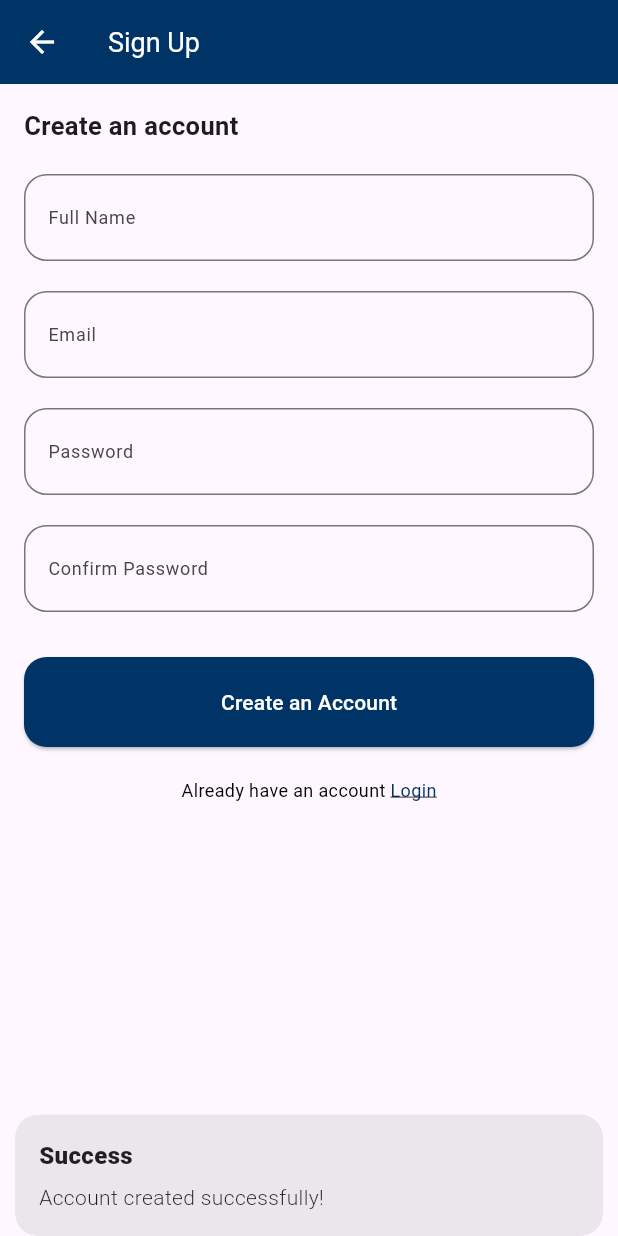
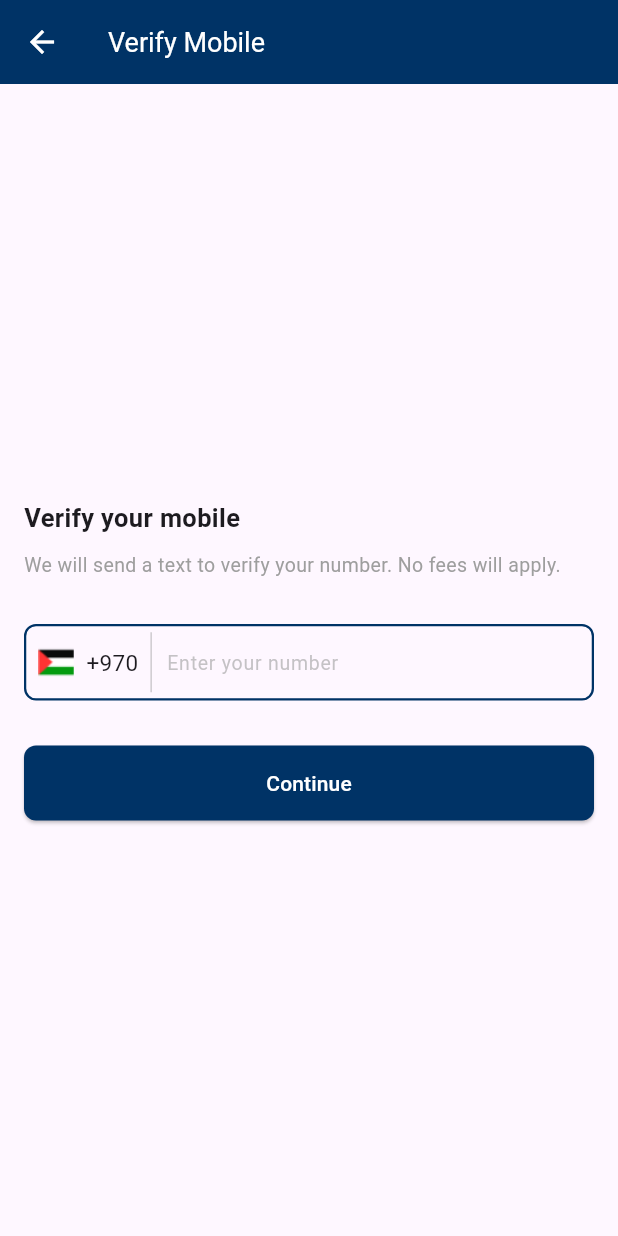
Before and after one commit to EngMohammed23/Graduation_Project, a Flutter app: the SignupScreen screen opened directly, after a tap on "Create an Account", on a phone screen of 412 x 824 dp. Run offline on Flutter 3.47's test engine with Material 3 defaults, Android fonts, the phone set to English and light mode, and no system bars; our stand-ins replace get; Roboto replaces fonts that are missing (Poppins).

Commit message:
VerifyMobileScreen

```diff
--- a/lib/views/Signin_screen.dart
+++ b/lib/views/Signin_screen.dart
@@ -6,6 +6,8 @@ import 'package:takatuf/views/signup_screen.dart';
 class SigninScreen extends StatelessWidget {
   final emailController = TextEditingController();
   final passwordController = TextEditingController();
+
+  SigninScreen({super.key});
 
   @override
   Widget build(BuildContext context) {
--- /dev/null
+++ b/lib/views/VerifyMobileScreen.dart
@@ -0,0 +1,133 @@
+import 'package:flutter/material.dart';
+import 'package:get/get.dart';
+
+class VerifyMobileScreen extends StatelessWidget {
+  final phoneController = TextEditingController();
+
+  @override
+  Widget build(BuildContext context) {
+    return Scaffold(
+      appBar: AppBar(
+        title: Text(
+          'Verify Mobile',
+          style: TextStyle(
+            fontSize: 18,
+            fontFamily: 'Poppins',
+            color: Colors.white,
+          ),
+        ),
+        backgroundColor: Color(0xFF003366),
+        iconTheme: IconThemeData(
+          color: Colors.white,
+        ),
+      ),
+      body: Padding(
+        padding: const EdgeInsets.all(16.0),
+        child: Column(
+          crossAxisAlignment: CrossAxisAlignment.start, // النص يبدأ من اليسار
+          mainAxisAlignment: MainAxisAlignment.center,
+          children: [
+            Text(
+              'Verify your mobile',
+              style: TextStyle(
+                fontSize: 17,
+                fontFamily: 'Poppins',
+                fontWeight: FontWeight.bold,
+              ),
+            ),
+            SizedBox(height: 10),
+            Text(
+              'We will send a text to verify your number. No fees will apply.',
+              style: TextStyle(
+                fontSize: 13,
+                fontFamily: 'Poppins',
+                color: Colors.grey,
+              ),
+            ),
+            SizedBox(height: 30),
+            Container(
+              decoration: BoxDecoration(
+                border: Border.all(color: Color(0xFF003366), width: 1.5),
+                borderRadius: BorderRadius.circular(8.0),
+              ),
+              child: Row(
+                children: [
+                  Padding(
+                    padding: const EdgeInsets.symmetric(horizontal: 8.0),
+                    child: Row(
+                      children: [
+                        Image.asset(
+                          'assets/images/palestine_flag.png', // صورة العلم
+                          width: 24,
+                          height: 24,
+                        ),
+                        SizedBox(width: 8),
+                        Text(
+                          '+970',
+                          style: TextStyle(
+                            fontSize: 15,
+                            fontFamily: 'Poppins',
+                          ),
+                        ),
+                      ],
+                    ),
+                  ),
+                  Container(
+                    height: 40,
+                    width: 1,
+                    color: Colors.grey.withOpacity(0.5), // الخط الفاصل
+                  ),
+                  Expanded(
+                    child: TextField(
+                      controller: phoneController,
+                      keyboardType: TextInputType.number, // الأرقام فقط
+                      decoration: InputDecoration(
+                        hintText: 'Enter your number',
+                        hintStyle: TextStyle(
+                          fontSize: 13,
+                          fontFamily: 'Poppins',
+                          color: Colors.grey.withOpacity(0.6),
+                        ),
+                        border: InputBorder.none, // إزالة الإطار الداخلي
+                        contentPadding: EdgeInsets.symmetric(horizontal: 10),
+                      ),
+                    ),
+                  ),
+                ],
+              ),
+            ),
+            SizedBox(height: 30),
+            ElevatedButton(
+              style: ElevatedButton.styleFrom(
+                backgroundColor: Color(0xFF003366),
+                minimumSize: Size(double.infinity, 50),
+                shape: RoundedRectangleBorder(
+                  borderRadius: BorderRadius.circular(8.0),
+                ),
+              ),
+              onPressed: () {
+                if (phoneController.text.isNotEmpty) {
+                  Get.snackbar('Success', 'Verification code sent!',
+                      snackPosition: SnackPosition.BOTTOM);
+                } else {
+                  Get.snackbar('Error', 'Please enter your mobile number!',
+                      snackPosition: SnackPosition.BOTTOM,
+                      backgroundColor: Colors.red,
+                      colorText: Colors.white);
+                }
+              },
+              child: Text(
+                'Continue',
+                style: TextStyle(
+                  fontSize: 14,
+                  fontFamily: 'Poppins',
+                  color: Colors.white,
+                ),
+              ),
+            ),
+          ],
+        ),
+      ),
+    );
+  }
+}
--- a/lib/views/signup_screen.dart
+++ b/lib/views/signup_screen.dart
@@ -2,12 +2,15 @@ import 'package:flutter/gestures.dart';
 import 'package:flutter/material.dart';
 import 'package:get/get.dart';
 import 'package:takatuf/views/Signin_screen.dart';
+import 'package:takatuf/views/VerifyMobileScreen.dart';
 
 class SignupScreen extends StatelessWidget {
   final nameController = TextEditingController();
   final emailController = TextEditingController();
   final passwordController = TextEditingController();
   final confirmPasswordController = TextEditingController();
+
+  SignupScreen({super.key});
 
   @override
   Widget build(BuildContext context) {
@@ -161,8 +164,9 @@ class SignupScreen extends StatelessWidget {
                 onPressed: () {
                   if (passwordController.text ==
                       confirmPasswordController.text) {
-                    Get.snackbar('Success', 'Account created successfully!',
-                        snackPosition: SnackPosition.BOTTOM);
+                    //Get.snackbar('Success', 'Account created successfully!',
+                    Get.to(() => VerifyMobileScreen());
+                    //snackPosition: SnackPosition.BOTTOM);
                   } else {
                     Get.snackbar('Error', 'Passwords do not match!',
                         snackPosition: SnackPosition.BOTTOM,
--- a/lib/views/welcome_screen.dart
+++ b/lib/views/welcome_screen.dart
@@ -1,7 +1,6 @@
 import 'package:flutter/material.dart';
 import 'package:get/get.dart';
 import 'package:takatuf/controller/welcome_controller.dart';
-import 'package:takatuf/views/Signin_screen.dart';
 import 'package:takatuf/views/pageview1.dart';
 import 'package:takatuf/views/pageview2.dart';
 import 'package:takatuf/views/pageview3.dart';
```
Also changed, not shown: assets/images/palestine_flag.png (added).
